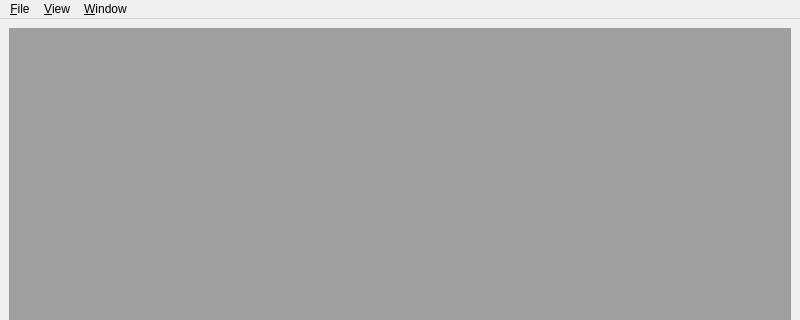
This is src/client/mesycontrol/ui/mainwin.ui in flueke/mesycontrol as Qt 5 draws it before an edit; both pictures show x 0 to 800 and y 0 to 320 of the 800 by 600 pixel window. The edited form follows.
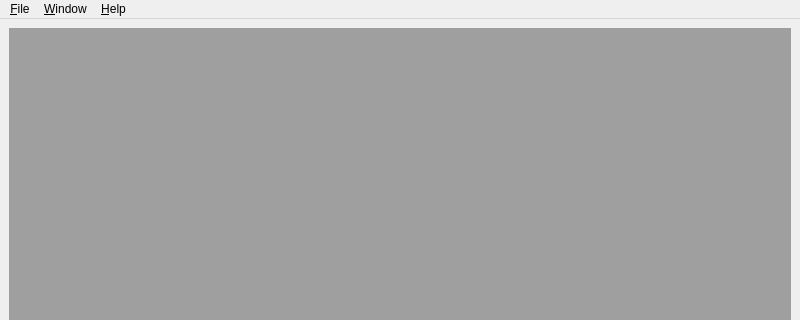
This is the edited form.

What changed in the file:
```diff
--- a/src/client/mesycontrol/ui/mainwin.ui
+++ b/src/client/mesycontrol/ui/mainwin.ui
@@ -33,7 +33,7 @@
      <x>0</x>
      <y>0</y>
      <width>800</width>
-     <height>21</height>
+     <height>24</height>
     </rect>
    </property>
    <widget class="QMenu" name="menu_File">
@@ -54,14 +54,14 @@
     <addaction name="action_Tile_Windows"/>
     <addaction name="separator"/>
    </widget>
-   <widget class="QMenu" name="menu_View">
+   <widget class="QMenu" name="menuHelp">
     <property name="title">
-     <string>&amp;View</string>
+     <string>&amp;Help</string>
     </property>
    </widget>
    <addaction name="menu_File"/>
-   <addaction name="menu_View"/>
    <addaction name="menu_Window"/>
+   <addaction name="menuHelp"/>
   </widget>
   <widget class="QStatusBar" name="statusbar"/>
   <action name="action_Quit">
```
Left out of the diff: 55 changed lines with no effect on the pictures.
